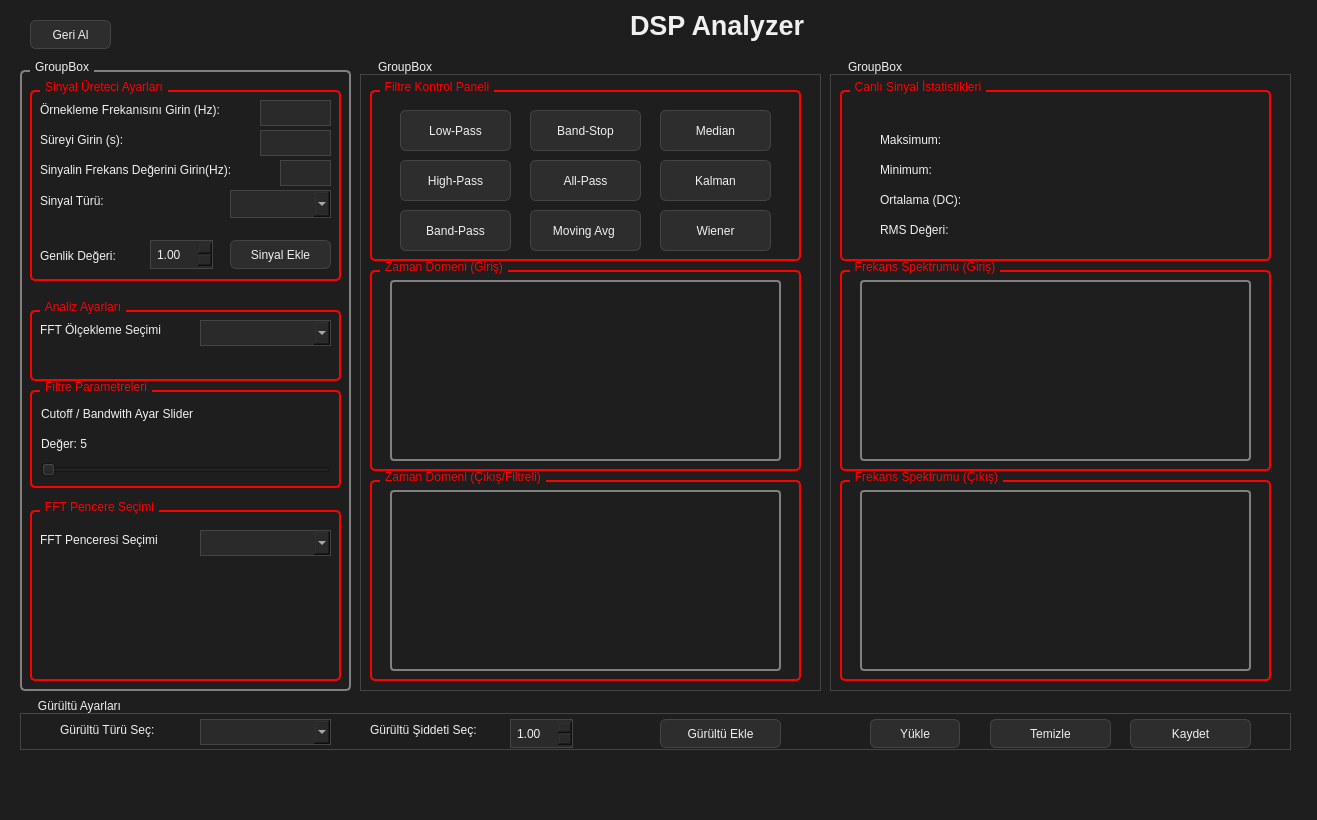
First picture: the form in mainwindow.ui, repository BurakEvci/DSP_Studio, before the edit.
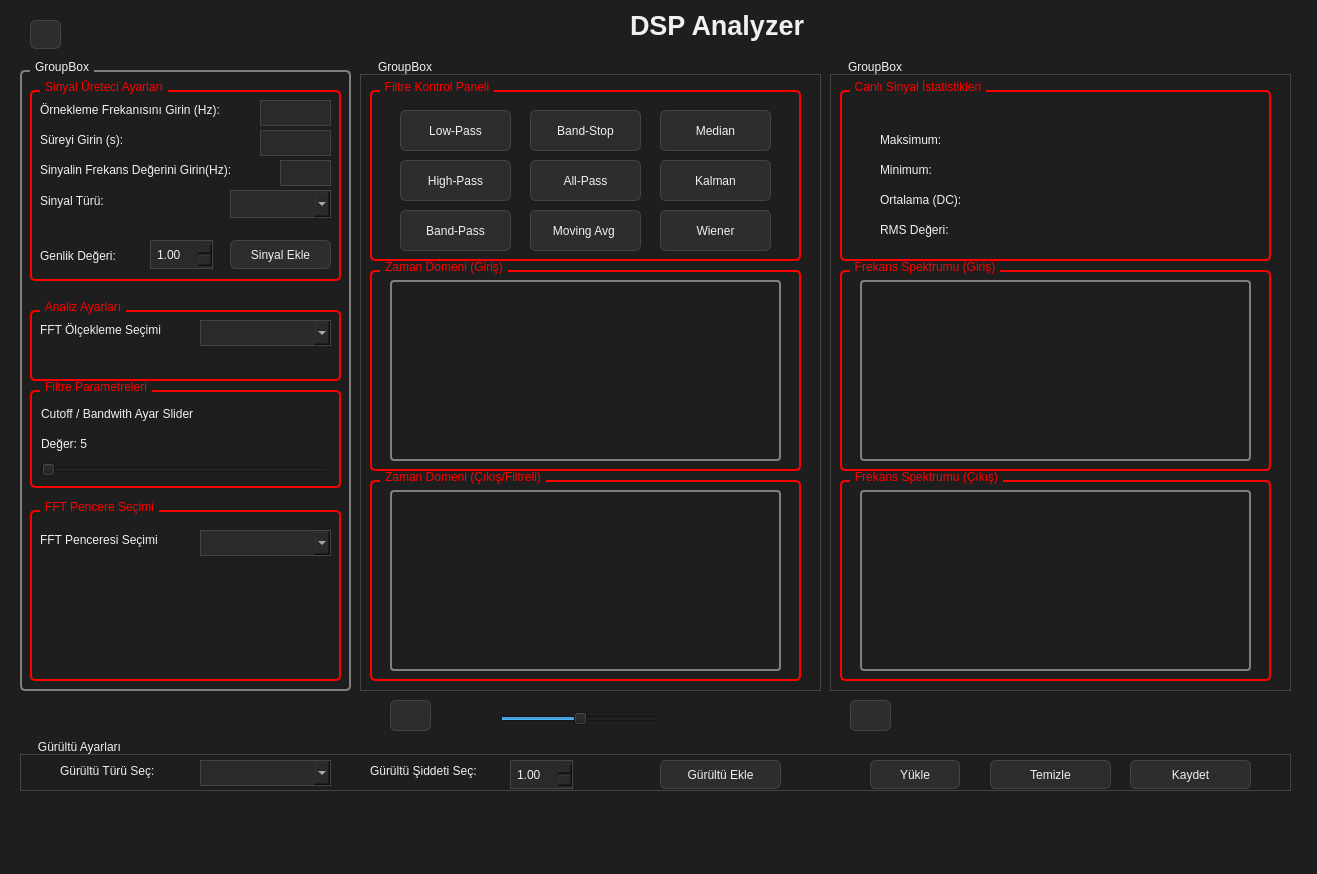
Second picture: the form after the edit. Icons and pictures are not drawn. Custom widgets are drawn as their Qt base class.

```diff
--- a/mainwindow.ui
+++ b/mainwindow.ui
@@ -7,7 +7,7 @@
     <x>0</x>
     <y>0</y>
     <width>1317</width>
-    <height>820</height>
+    <height>874</height>
    </rect>
   </property>
   <property name="windowTitle">
@@ -694,7 +694,7 @@
     <property name="geometry">
      <rect>
       <x>20</x>
-      <y>699</y>
+      <y>740</y>
       <width>1271</width>
       <height>51</height>
      </rect>
@@ -1061,12 +1061,78 @@
      <rect>
       <x>30</x>
       <y>20</y>
-      <width>81</width>
+      <width>31</width>
       <height>29</height>
      </rect>
     </property>
     <property name="text">
-     <string>Geri Al</string>
+     <string/>
+    </property>
+    <property name="icon">
+     <iconset theme="QIcon::ThemeIcon::EditUndo"/>
+    </property>
+   </widget>
+   <widget class="QPushButton" name="btnPlayInput">
+    <property name="geometry">
+     <rect>
+      <x>390</x>
+      <y>700</y>
+      <width>41</width>
+      <height>31</height>
+     </rect>
+    </property>
+    <property name="text">
+     <string/>
+    </property>
+    <property name="icon">
+     <iconset theme="QIcon::ThemeIcon::MediaPlaybackStart"/>
+    </property>
+    <property name="iconSize">
+     <size>
+      <width>24</width>
+      <height>24</height>
+     </size>
+    </property>
+   </widget>
+   <widget class="QPushButton" name="btnPlayOutput">
+    <property name="geometry">
+     <rect>
+      <x>850</x>
+      <y>700</y>
+      <width>41</width>
+      <height>31</height>
+     </rect>
+    </property>
+    <property name="text">
+     <string/>
+    </property>
+    <property name="icon">
+     <iconset theme="QIcon::ThemeIcon::MediaPlaybackStart"/>
+    </property>
+    <property name="iconSize">
+     <size>
+      <width>24</width>
+      <height>24</height>
+     </size>
+    </property>
+   </widget>
+   <widget class="QSlider" name="sliderVolume">
+    <property name="geometry">
+     <rect>
+      <x>500</x>
+      <y>710</y>
+      <width>160</width>
+      <height>18</height>
+     </rect>
+    </property>
+    <property name="maximum">
+     <number>100</number>
+    </property>
+    <property name="value">
+     <number>50</number>
+    </property>
+    <property name="orientation">
+     <enum>Qt::Orientation::Horizontal</enum>
     </property>
    </widget>
   </widget>
```
